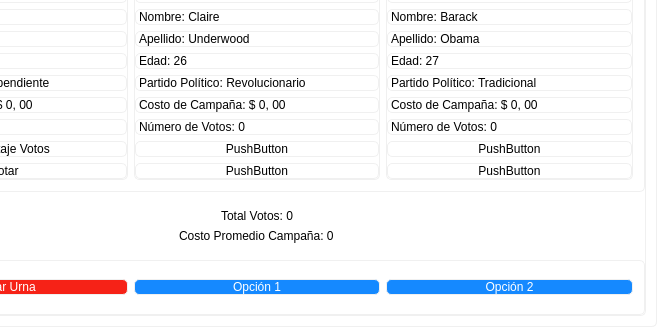
Qt form MainWindow.ui (Andres6936/QT-Elecciones-CPP) before a commit; both pictures show x 143 to 800 and y 273 to 600 of the 800 by 600 pixel window.
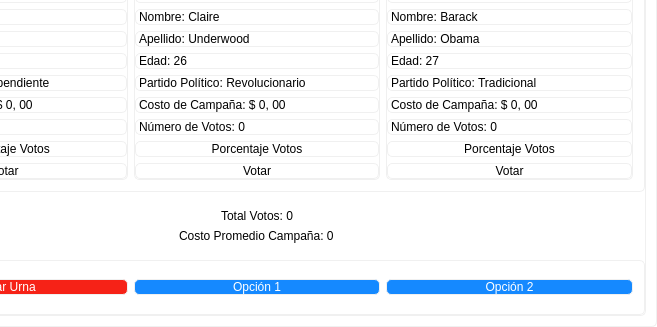
The same form after that commit. Icons and pictures are not drawn.

Commit message: Add labels and buttons for candidate Claire

Patch:
```diff
--- a/MainWindow.ui
+++ b/MainWindow.ui
@@ -283,14 +283,14 @@
              <item>
               <widget class="QPushButton" name="pushButton_4">
                <property name="text">
-                <string>PushButton</string>
+                <string>Porcentaje Votos</string>
                </property>
               </widget>
              </item>
              <item>
               <widget class="QPushButton" name="pushButton_3">
                <property name="text">
-                <string>PushButton</string>
+                <string>Votar</string>
                </property>
               </widget>
              </item>
@@ -373,14 +373,14 @@
              <item>
               <widget class="QPushButton" name="pushButton_6">
                <property name="text">
-                <string>PushButton</string>
+                <string>Porcentaje Votos</string>
                </property>
               </widget>
              </item>
              <item>
               <widget class="QPushButton" name="pushButton_5">
                <property name="text">
-                <string>PushButton</string>
+                <string>Votar</string>
                </property>
               </widget>
              </item>
```
Left out of the diff: 16 changed lines with no effect on the pictures.
